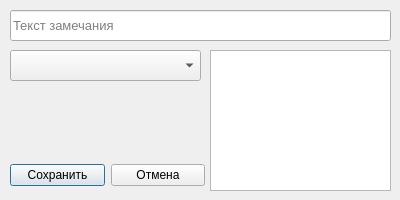
This is ui_remark_dialog.ui in eluvesi/nca as Qt 5 draws it before an edit. The edited form follows.
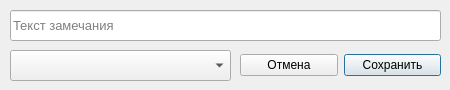
This is the edited form. Icons and pictures are not drawn.

Patch:
```diff
--- a/ui_remark_dialog.ui
+++ b/ui_remark_dialog.ui
@@ -6,20 +6,20 @@
    <rect>
     <x>0</x>
     <y>0</y>
-    <width>400</width>
-    <height>200</height>
+    <width>450</width>
+    <height>90</height>
    </rect>
   </property>
   <property name="minimumSize">
    <size>
-    <width>400</width>
-    <height>200</height>
+    <width>450</width>
+    <height>90</height>
    </size>
   </property>
   <property name="maximumSize">
    <size>
-    <width>400</width>
-    <height>200</height>
+    <width>450</width>
+    <height>90</height>
    </size>
   </property>
   <property name="windowTitle">
@@ -34,7 +34,7 @@
     <rect>
      <x>10</x>
      <y>10</y>
-     <width>381</width>
+     <width>431</width>
      <height>31</height>
     </rect>
    </property>
@@ -55,7 +55,7 @@
     <rect>
      <x>10</x>
      <y>50</y>
-     <width>191</width>
+     <width>221</width>
      <height>31</height>
     </rect>
    </property>
@@ -63,26 +63,23 @@
     <string>Категория</string>
    </property>
   </widget>
-  <widget class="QListWidget" name="tagListWidget">
-   <property name="geometry">
-    <rect>
-     <x>210</x>
-     <y>50</y>
-     <width>181</width>
-     <height>141</height>
-    </rect>
-   </property>
-  </widget>
   <widget class="QWidget" name="horizontalLayoutWidget">
    <property name="geometry">
     <rect>
-     <x>10</x>
-     <y>160</y>
-     <width>195</width>
+     <x>240</x>
+     <y>50</y>
+     <width>201</width>
      <height>31</height>
     </rect>
    </property>
    <layout class="QHBoxLayout" name="buttonsLayout">
+    <item>
+     <widget class="QPushButton" name="cancelButton">
+      <property name="text">
+       <string>Отмена</string>
+      </property>
+     </widget>
+    </item>
     <item>
      <widget class="QPushButton" name="saveButton">
       <property name="text">
@@ -93,13 +90,6 @@
       </property>
      </widget>
     </item>
-    <item>
-     <widget class="QPushButton" name="cancelButton">
-      <property name="text">
-       <string>Отмена</string>
-      </property>
-     </widget>
-    </item>
    </layout>
   </widget>
  </widget>
```
